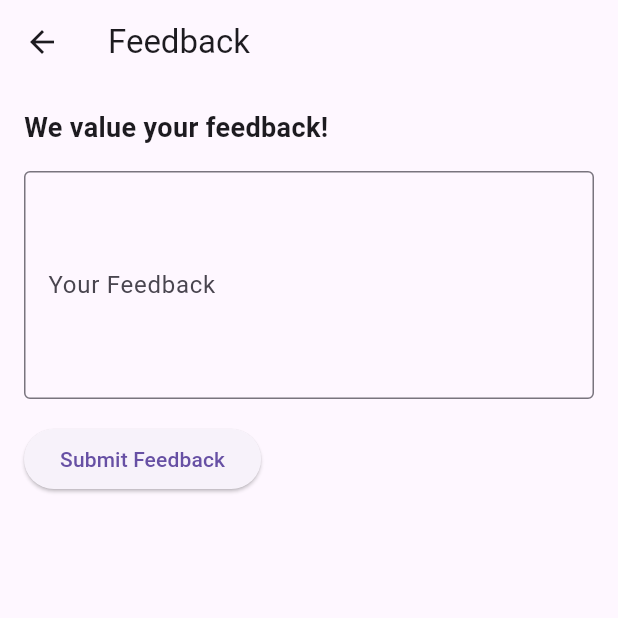
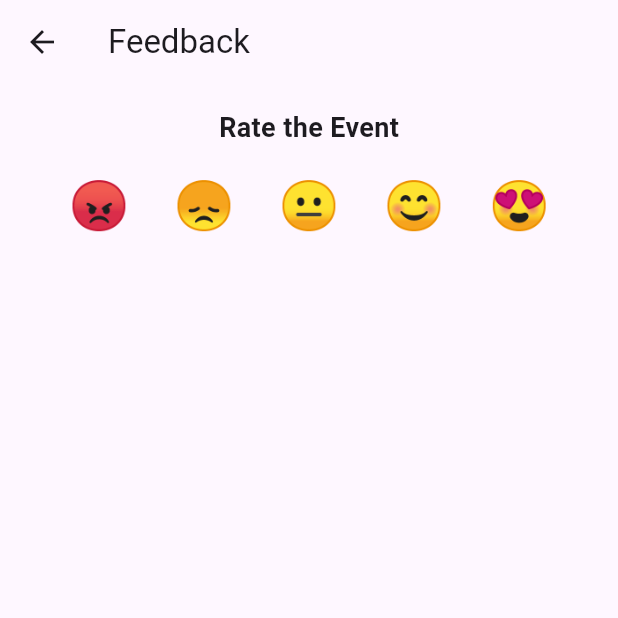
Before and after one commit to Arx-hub/BingoEvent, a Flutter app: the FeedbackPage screen opened directly, on a phone screen of 412 x 824 dp, the top half of it. Run offline on Flutter 3.47's test engine with Material 3 defaults, Android fonts, the light colour scheme and no system bars.

Commit message:
Feedback update
Changed the feedback from text to emojis.

```diff
--- a/bingo_event_guest_side/lib/main.dart
+++ b/bingo_event_guest_side/lib/main.dart
@@ -98,6 +98,33 @@ class ThankYouPage extends StatelessWidget {
 class FeedbackPage extends StatelessWidget {
   const FeedbackPage({super.key});
 
+  void _showFeedbackSentDialog(BuildContext context) {
+    showDialog(
+      context: context,
+      builder: (context) => AlertDialog(
+        title: const Text('Feedback Sent'),
+        content: const Text('Thank you for your feedback!'),
+        actions: [
+          TextButton(
+            onPressed: () {
+              Navigator.pop(context); // Close the dialog
+              Navigator.push(
+                context,
+                MaterialPageRoute(
+                  builder: (context) => const MiniGamePage(
+                    onWin: null,
+                    onSkip: null,
+                  ),
+                ),
+              );
+            },
+            child: const Text('OK'),
+          ),
+        ],
+      ),
+    );
+  }
+
   @override
   Widget build(BuildContext context) {
     return Scaffold(
@@ -107,32 +134,37 @@ class FeedbackPage extends StatelessWidget {
       body: Padding(
         padding: const EdgeInsets.all(16.0),
         child: Column(
-          crossAxisAlignment: CrossAxisAlignment.start,
+          crossAxisAlignment: CrossAxisAlignment.center,
           children: [
             const Text(
-              'We value your feedback!',
+              'Rate the Event',
               style: TextStyle(fontSize: 18, fontWeight: FontWeight.bold),
             ),
             const SizedBox(height: 16),
-            const TextField(
-              decoration: InputDecoration(
-                border: OutlineInputBorder(),
-                labelText: 'Your Feedback',
-                hintText: 'Let us know your thoughts...',
-              ),
-              maxLines: 5,
-            ),
-            const SizedBox(height: 16),
-            ElevatedButton(
-              onPressed: () {
-                Navigator.push(
-                  context,
-                  MaterialPageRoute(
-                    builder: (context) => const ThankYouPage(),
-                  ),
-                );
-              },
-              child: const Text('Submit Feedback'),
+            Row(
+              mainAxisAlignment: MainAxisAlignment.spaceEvenly,
+              children: [
+                GestureDetector(
+                  onTap: () => _showFeedbackSentDialog(context),
+                  child: const Text('😡', style: TextStyle(fontSize: 32)),
+                ),
+                GestureDetector(
+                  onTap: () => _showFeedbackSentDialog(context),
+                  child: const Text('😞', style: TextStyle(fontSize: 32)),
+                ),
+                GestureDetector(
+                  onTap: () => _showFeedbackSentDialog(context),
+                  child: const Text('😐', style: TextStyle(fontSize: 32)),
+                ),
+                GestureDetector(
+                  onTap: () => _showFeedbackSentDialog(context),
+                  child: const Text('😊', style: TextStyle(fontSize: 32)),
+                ),
+                GestureDetector(
+                  onTap: () => _showFeedbackSentDialog(context),
+                  child: const Text('😍', style: TextStyle(fontSize: 32)),
+                ),
+              ],
             ),
           ],
         ),
```
Also changed, not shown: 1 other file.
